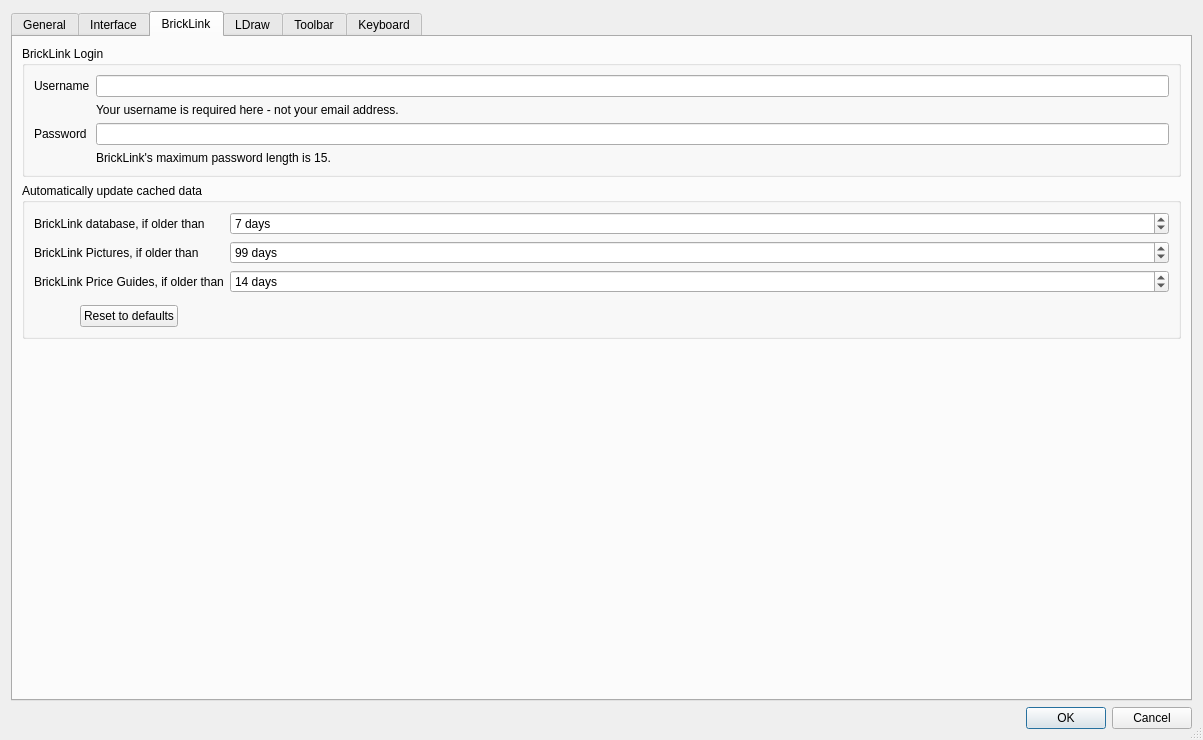
Qt form src/desktop/settingsdialog.ui (rgriebl/brickstore) before a commit.
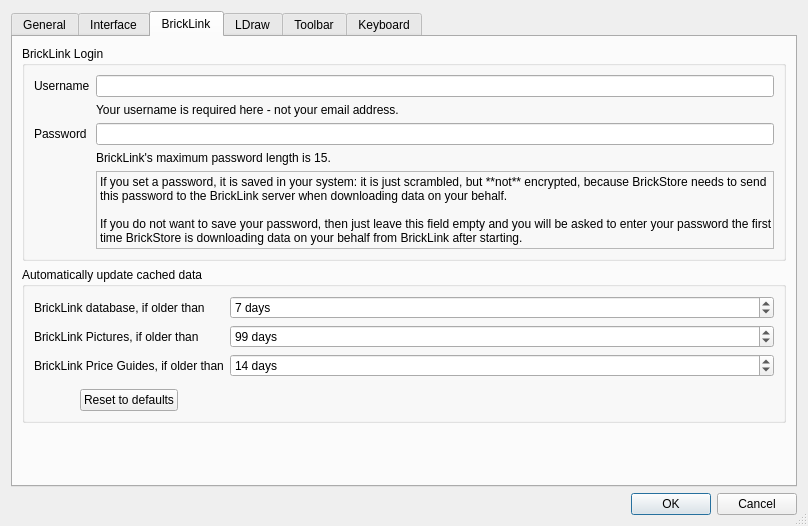
The same form after that commit. The open tabs and pages were chosen to show the change. Icons and pictures are not drawn.

Commit message:
Make it possible to NOT save the BrickLink password
Also tell the user about the pw not being encrypted when saved.

Fixes: #26

Diff of the .ui file:
```diff
--- a/src/desktop/settingsdialog.ui
+++ b/src/desktop/settingsdialog.ui
@@ -6,8 +6,8 @@
    <rect>
     <x>0</x>
     <y>0</y>
-    <width>1203</width>
-    <height>740</height>
+    <width>808</width>
+    <height>526</height>
    </rect>
   </property>
   <property name="windowTitle">
@@ -716,6 +716,39 @@
             </property>
            </widget>
           </item>
+          <item row="4" column="1">
+           <widget class="QLabel" name="label_24">
+            <property name="sizePolicy">
+             <sizepolicy hsizetype="Expanding" vsizetype="Ignored">
+              <horstretch>0</horstretch>
+              <verstretch>0</verstretch>
+             </sizepolicy>
+            </property>
+            <property name="frameShape">
+             <enum>QFrame::StyledPanel</enum>
+            </property>
+            <property name="frameShadow">
+             <enum>QFrame::Sunken</enum>
+            </property>
+            <property name="text">
+             <string>If you set a password, it is saved in your system: it is just scrambled, but **not** encrypted, because BrickStore needs to send this password to the BrickLink server when downloading data on your behalf.
+
+If you do not want to save your password, then just leave this field empty and you will be asked to enter your password the first time BrickStore is downloading data on your behalf from BrickLink after starting.</string>
+            </property>
+            <property name="textFormat">
+             <enum>Qt::MarkdownText</enum>
+            </property>
+            <property name="alignment">
+             <set>Qt::AlignLeading|Qt::AlignLeft|Qt::AlignTop</set>
+            </property>
+            <property name="wordWrap">
+             <bool>true</bool>
+            </property>
+            <property name="margin">
+             <number>4</number>
+            </property>
+           </widget>
+          </item>
          </layout>
         </widget>
        </item>
```
The commit also changes 9 other files.
